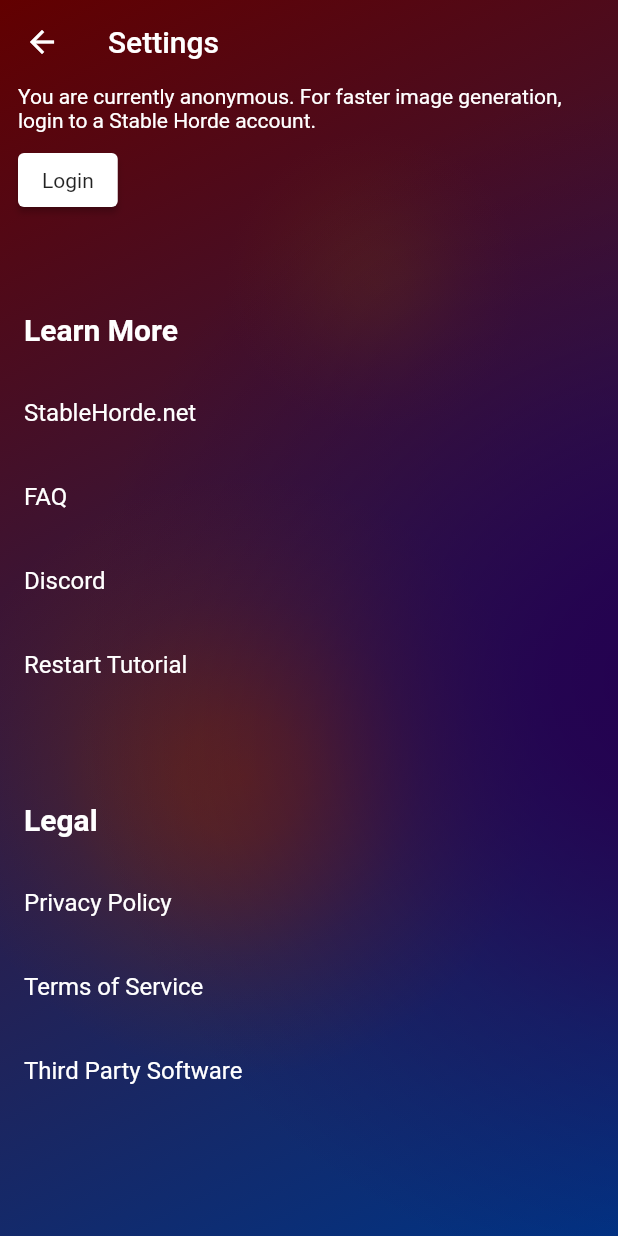
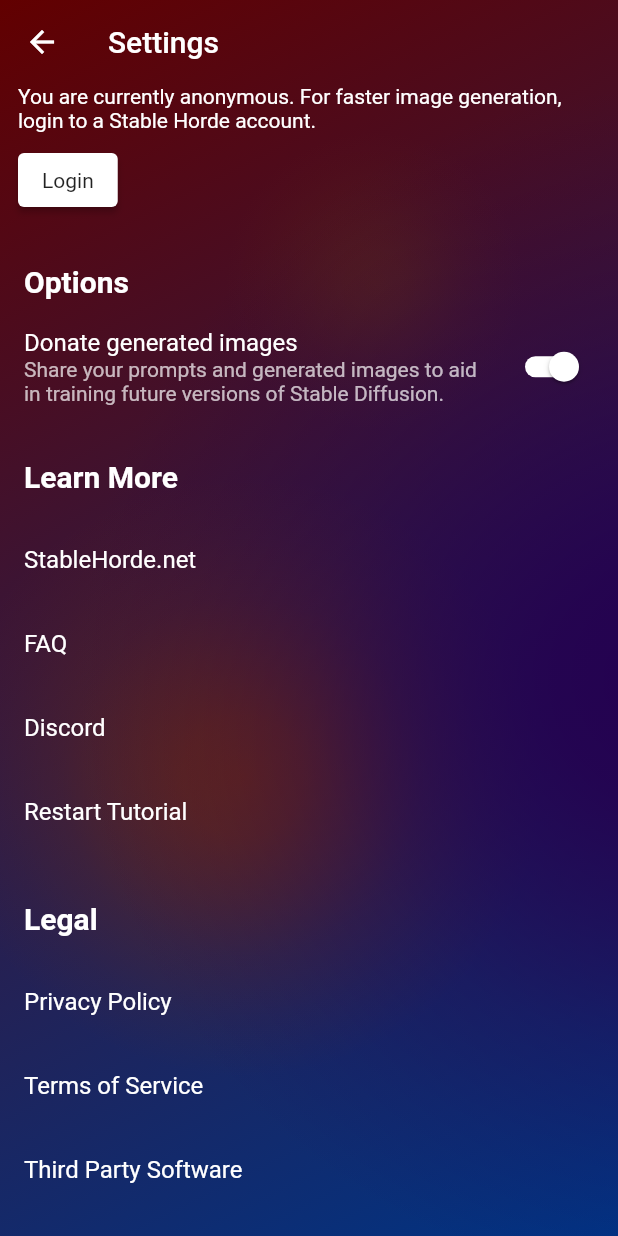
Before and after one commit to ndahlquist/stable-horde-flutter, a Flutter app: the HomePage screen opened directly, after a tap on the "settings" icon, on a phone screen of 412 x 824 dp. Run offline on Flutter 3.47's test engine with Material 2 defaults, Android fonts, the phone set to English and light mode, and no system bars; our stand-ins replace cached_network_image, dotted_border, expandable, firebase_analytics, firebase_core, firebase_remote_config and 9 more; missing offline and left inert: a package; accounts and stored records are empty; generated files the repository leaves out were written again; Roboto replaces fonts that are missing (Ubuntu).

Commit message:
Added new option in Settings page (closes #66) (#95)

```diff
--- a/lib/blocs/shared_prefs_bloc.dart
+++ b/lib/blocs/shared_prefs_bloc.dart
@@ -14,6 +14,7 @@ class _SharedPrefsBloc {
   static const _codeformersKey = 'CODEFORMERS_KEY';
   static const _img2ImgInputKey = 'IMG2IMG_INPUT_KEY';
   static const _denoisingStrengthKey = 'DENOISING_STRENGTH_KEY';
+  static const _donateImageOptionKey = 'DONATE_IMAGE_OPTION_KEY';
 
   static const defaultPrompt =
       "Futuristic spaceship. Rainforest. A painting of a spaceship on a rainforest planet by Caravaggio. Trending on Artstation. chiaroscuro.";
@@ -140,6 +141,17 @@ class _SharedPrefsBloc {
       await prefs.setDouble(_denoisingStrengthKey, value);
     }
   }
+
+  // Returns donate image option (default should be true)
+  Future<bool> isDonateImageEnabled() async {
+    final prefs = await SharedPreferences.getInstance();
+    return prefs.getBool(_donateImageOptionKey) ?? true;
+  }
+
+  Future setDonateImageOption(bool value) async {
+    final prefs = await SharedPreferences.getInstance();
+    await prefs.setBool(_donateImageOptionKey, value);
+  }
 }
 
 final sharedPrefsBloc = _SharedPrefsBloc();
--- a/lib/blocs/tasks_bloc.dart
+++ b/lib/blocs/tasks_bloc.dart
@@ -58,6 +58,10 @@ class _TasksBloc {
           .replaceAll('{np}', ' ### $negativePrompt');
       print(formattedPrompt);
 
+      var isDonateImageEnabled = await sharedPrefsBloc.isDonateImageEnabled();
+      final shouldShare =
+          isDonateImageEnabled && img2ImgInputEncodedString == null;
+
       final json = {
         'prompt': formattedPrompt,
         'params': {
@@ -82,6 +86,7 @@ class _TasksBloc {
           'source_image': img2ImgInputEncodedString,
         'models': [modelName],
         'r2': true,
+        if (shouldShare) 'shared': true
       };
 
       final response = await httpPost(
--- a/lib/pages/settings_page.dart
+++ b/lib/pages/settings_page.dart
@@ -2,6 +2,7 @@ import 'package:flutter/material.dart';
 import 'package:stable_horde_flutter/blocs/conversions_bloc.dart';
 import 'package:stable_horde_flutter/pages/onboarding_page.dart';
 import 'package:stable_horde_flutter/utils/legal_links.dart';
+import 'package:stable_horde_flutter/widgets/donate_image_widget.dart';
 import 'package:stable_horde_flutter/widgets/glassmorphic_background.dart';
 import 'package:stable_horde_flutter/widgets/user_widget.dart';
 
@@ -28,7 +29,23 @@ class SettingsPage extends StatelessWidget {
                 const UserWidget(),
                 const Padding(
                   padding: EdgeInsets.only(
-                    top: 64.0,
+                    top: 32.0,
+                    left: 16.0,
+                    bottom: 16,
+                  ),
+                  child: Text(
+                    'Options',
+                    style: TextStyle(
+                      fontSize: 20,
+                      fontWeight: FontWeight.bold,
+                    ),
+                    textAlign: TextAlign.left,
+                  ),
+                ),
+                const DonateImageWidget(),
+                const Padding(
+                  padding: EdgeInsets.only(
+                    top: 32.0,
                     left: 16.0,
                     bottom: 16,
                   ),
@@ -78,7 +95,7 @@ class SettingsPage extends StatelessWidget {
                 ),
                 const Padding(
                   padding: EdgeInsets.only(
-                    top: 64.0,
+                    top: 32.0,
                     left: 16.0,
                     bottom: 16,
                   ),
--- /dev/null
+++ b/lib/widgets/donate_image_widget.dart
@@ -0,0 +1,71 @@
+import 'package:flutter/material.dart';
+import 'package:stable_horde_flutter/blocs/shared_prefs_bloc.dart';
+
+class DonateImageWidget extends StatefulWidget {
+  const DonateImageWidget({super.key});
+
+  @override
+  State<DonateImageWidget> createState() => _DonateImageWidgetState();
+}
+
+class _DonateImageWidgetState extends State<DonateImageWidget> {
+  late bool _donateImageOptionEnabled;
+
+  @override
+  void initState() {
+    getDonateImageOption();
+    super.initState();
+  }
+
+  void getDonateImageOption() async {
+    bool isDonateImageOptionEnabled =
+        await sharedPrefsBloc.isDonateImageEnabled();
+    setState(() {
+      _donateImageOptionEnabled = isDonateImageOptionEnabled;
+    });
+  }
+
+  @override
+  Widget build(BuildContext context) {
+    return SwitchListTile(
+      title: const Text('Donate generated images'),
+      activeTrackColor: Colors.white,
+      activeColor: Colors.white,
+      value: _donateImageOptionEnabled,
+      onChanged: onChangedDonateImageOption,
+      subtitle: const Text(
+        'Share your prompts and generated images to aid in training future versions of Stable Diffusion.',
+      ),
+    );
+  }
+
+  void onChangedDonateImageOption(bool value) async {
+    // Check login state
+    var apiKey = await sharedPrefsBloc.getApiKey();
+    if (!mounted) return;
+
+    if (apiKey == null) {
+      await showDialog(
+        context: context,
+        builder: (context) => AlertDialog(
+          content: const Text(
+            'All images from anonymous users are donated. To turn off donation, create a Stable Horde account.',
+          ),
+          actions: [
+            TextButton(
+              onPressed: () => Navigator.of(context).pop(),
+              child: const Text("OK"),
+            )
+          ],
+        ),
+      );
+      return;
+    }
+
+    await sharedPrefsBloc.setDonateImageOption(value);
+
+    setState(() {
+      _donateImageOptionEnabled = value;
+    });
+  }
+}
--- a/lib/widgets/user_widget.dart
+++ b/lib/widgets/user_widget.dart
@@ -92,6 +92,7 @@ class _UserWidgetState extends State<UserWidget> {
                     conversionsBloc.logout();
                     await sharedPrefsBloc.setApiKey(null);
                     await sharedPrefsBloc.setImg2ImgInput(null);
+                    await sharedPrefsBloc.setDonateImageOption(true);
                     Sentry.configureScope((scope) {
                       scope.setUser(null);
                     });
```
Also changed, not shown: pubspec.lock.
